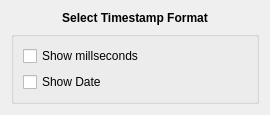
Old version of the form graphics/forms/timestamp_annotation_format.ui in the repository cvilas/grape-old.
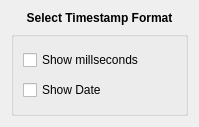
New version of the form.

Patch:
```diff
--- a/graphics/forms/timestamp_annotation_format.ui
+++ b/graphics/forms/timestamp_annotation_format.ui
@@ -6,8 +6,8 @@
    <rect>
     <x>0</x>
     <y>0</y>
-    <width>270</width>
-    <height>97</height>
+    <width>199</width>
+    <height>127</height>
    </rect>
   </property>
   <property name="windowTitle">
```
